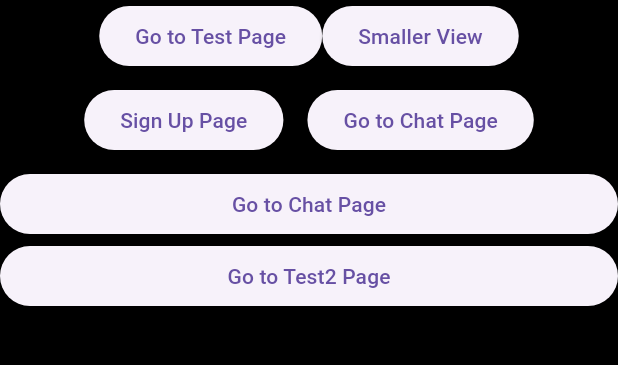
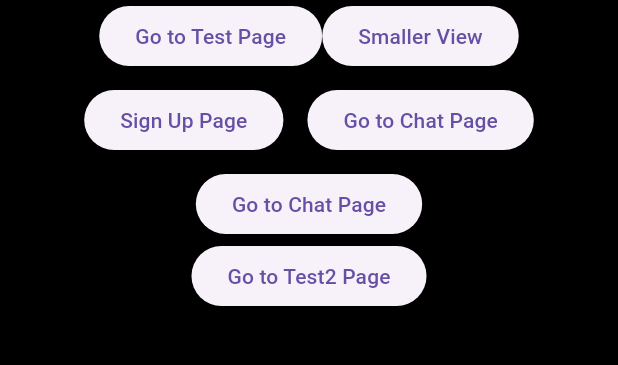
Before and after one commit to DueroBone/tech_120_app, a Flutter app: the screen it shows after launch, on a phone screen of 412 x 824 dp, the part 84-449 px from its top. Run offline on Flutter 3.47's test engine with Material 3 defaults, Android fonts, the phone set to English and light mode, and no system bars.

Commit message:
Update ChatView and MakeFullscreen to scroll, added to explanation.txt

```diff
--- a/lib/Views/Manual/home_page_view.dart
+++ b/lib/Views/Manual/home_page_view.dart
@@ -15,7 +15,7 @@ class HomePageView extends StatelessWidget {
 
     return MakeFullscreen(
       title: "Tech 120 App",
-      child: ListView(
+      child: Column(
         children: [
           Row(
             mainAxisAlignment: MainAxisAlignment.center,
--- a/lib/Views/make_fullscreen.dart
+++ b/lib/Views/make_fullscreen.dart
@@ -1,7 +1,11 @@
 import 'package:flutter/material.dart';
 
 class MakeFullscreen extends StatelessWidget {
-  const MakeFullscreen({Key? key, required this.title, required this.child}) : super(key: key);
+  const MakeFullscreen({
+    Key? key,
+    this.title = 'Peer Mentor Match', // default value
+    required this.child,
+  }) : super(key: key);
 
   final String title;
   final Widget child;
@@ -10,9 +14,11 @@ class MakeFullscreen extends StatelessWidget {
   Widget build(BuildContext context) {
     return Scaffold(
       appBar: AppBar(title: Text(title)),
-      body: Center(
-        child: child,
-      ), // Centers the generated content because it does not perfectly fill the screen
+      body: SingleChildScrollView(
+        child: Center(
+          child: child,
+        ), // Centers the generated content because it does not perfectly fill the screen
+      ), // Makes the page scrollable in case the content is taller than the screen
     );
   }
 }
--- a/lib/explanation.txt
+++ b/lib/explanation.txt
@@ -9,3 +9,5 @@ If you create a widget (view or component) that combines multiple components, it
 
 This process is especially useful in which items are re-used. For example a chat message bubble's code that was generated by Figma can be saved, and then a manually created chat message list widget can use lots of the bubble widgets.
 If you want to change the style of the chat messages, you only need to change what is in the generated folder, and then rest of the code uses the updated version everywhere.
+
+This process may have to be changed if we start including pictures or components, as that requires modifying the generated code, and when it gets replaced with an updated version from Figma, all of those links will be reset. This will only be a problem if you all are interested in properly working on the Flutter code. The best option is to just use the Figma generated code as an example and remake it yourselves using normal Flutter code as it will work much better that way.
```
Also changed, not shown: lib/Views/Manual/chat_view.dart (+3 -4 lines), lib/main.dart (+17 -5 lines).
